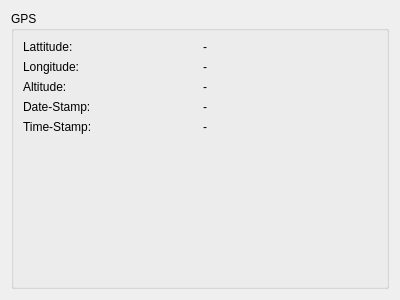
The window that Exifator/gpsinformationwidget.ui (HalloSoft/Exifator) describes before a commit, drawn with Qt 5.
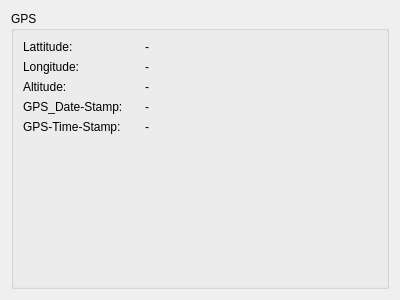
The same window after the commit.

The edit to the form file:
```diff
--- a/Exifator/gpsinformationwidget.ui
+++ b/Exifator/gpsinformationwidget.ui
@@ -19,11 +19,67 @@
      <property name="title">
       <string>GPS</string>
      </property>
-     <layout class="QGridLayout" name="gridLayout">
-      <item row="0" column="0">
-       <widget class="QLabel" name="label">
+     <layout class="QGridLayout" name="gridLayout" columnstretch="1,2">
+      <item row="4" column="1">
+       <widget class="QLabel" name="labelTimeStamp">
         <property name="text">
-         <string>Lattitude:</string>
+         <string>-</string>
+        </property>
+       </widget>
+      </item>
+      <item row="3" column="1">
+       <widget class="QLabel" name="labelDateStamp">
+        <property name="text">
+         <string>-</string>
+        </property>
+       </widget>
+      </item>
+      <item row="2" column="1">
+       <widget class="QLabel" name="labelAltitude">
+        <property name="text">
+         <string>-</string>
+        </property>
+       </widget>
+      </item>
+      <item row="4" column="0">
+       <widget class="QLabel" name="label_5">
+        <property name="text">
+         <string>GPS-Time-Stamp:</string>
+        </property>
+       </widget>
+      </item>
+      <item row="3" column="0">
+       <widget class="QLabel" name="label_4">
+        <property name="text">
+         <string>GPS_Date-Stamp:</string>
+        </property>
+       </widget>
+      </item>
+      <item row="2" column="0">
+       <widget class="QLabel" name="label_3">
+        <property name="text">
+         <string>Altitude:</string>
+        </property>
+       </widget>
+      </item>
+      <item row="1" column="1">
+       <widget class="QLabel" name="labelLongitude">
+        <property name="text">
+         <string>-</string>
+        </property>
+       </widget>
+      </item>
+      <item row="1" column="0">
+       <widget class="QLabel" name="label_2">
+        <property name="text">
+         <string>Longitude:</string>
+        </property>
+       </widget>
+      </item>
+      <item row="0" column="1">
+       <widget class="QLabel" name="labelLattitude">
+        <property name="text">
+         <string>-</string>
         </property>
        </widget>
       </item>
@@ -40,66 +96,10 @@
         </property>
        </spacer>
       </item>
-      <item row="0" column="1">
-       <widget class="QLabel" name="labelLattitude">
+      <item row="0" column="0">
+       <widget class="QLabel" name="label">
         <property name="text">
-         <string>-</string>
-        </property>
-       </widget>
-      </item>
-      <item row="1" column="0">
-       <widget class="QLabel" name="label_2">
-        <property name="text">
-         <string>Longitude:</string>
-        </property>
-       </widget>
-      </item>
-      <item row="1" column="1">
-       <widget class="QLabel" name="labelLongitude">
-        <property name="text">
-         <string>-</string>
-        </property>
-       </widget>
-      </item>
-      <item row="2" column="0">
-       <widget class="QLabel" name="label_3">
-        <property name="text">
-         <string>Altitude:</string>
-        </property>
-       </widget>
-      </item>
-      <item row="3" column="0">
-       <widget class="QLabel" name="label_4">
-        <property name="text">
-         <string>Date-Stamp:</string>
-        </property>
-       </widget>
-      </item>
-      <item row="4" column="0">
-       <widget class="QLabel" name="label_5">
-        <property name="text">
-         <string>Time-Stamp:</string>
-        </property>
-       </widget>
-      </item>
-      <item row="2" column="1">
-       <widget class="QLabel" name="labelAltitude">
-        <property name="text">
-         <string>-</string>
-        </property>
-       </widget>
-      </item>
-      <item row="3" column="1">
-       <widget class="QLabel" name="labelDateStamp">
-        <property name="text">
-         <string>-</string>
-        </property>
-       </widget>
-      </item>
-      <item row="4" column="1">
-       <widget class="QLabel" name="labelTimeStamp">
-        <property name="text">
-         <string>-</string>
+         <string>Lattitude:</string>
         </property>
        </widget>
       </item>
```
